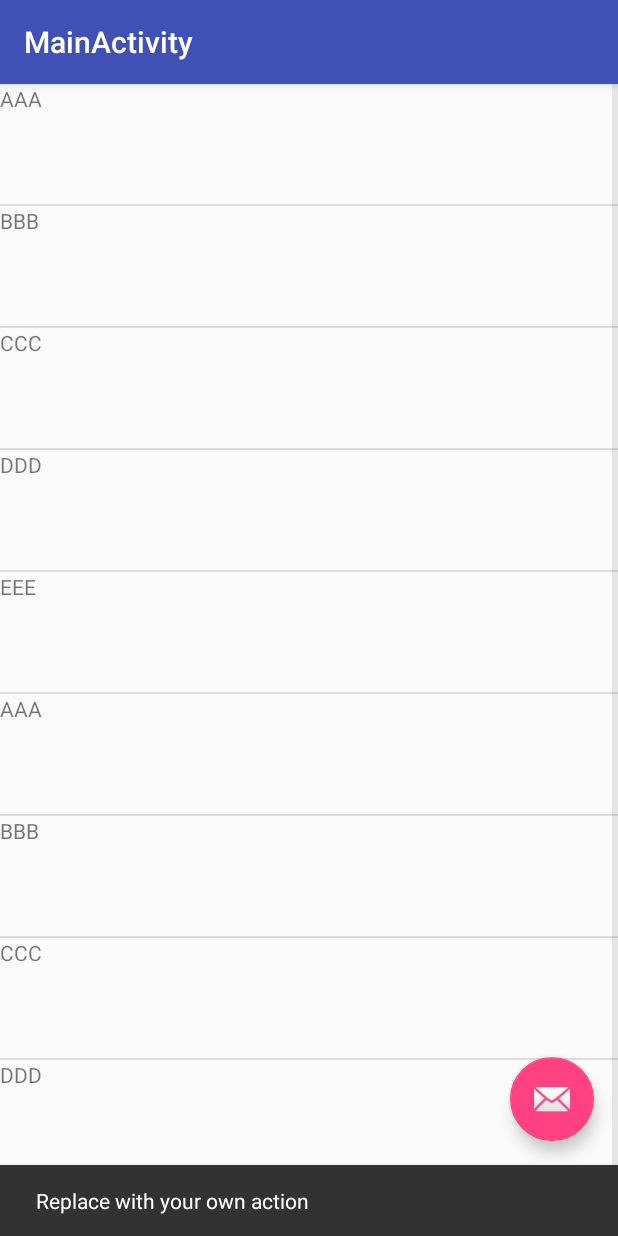
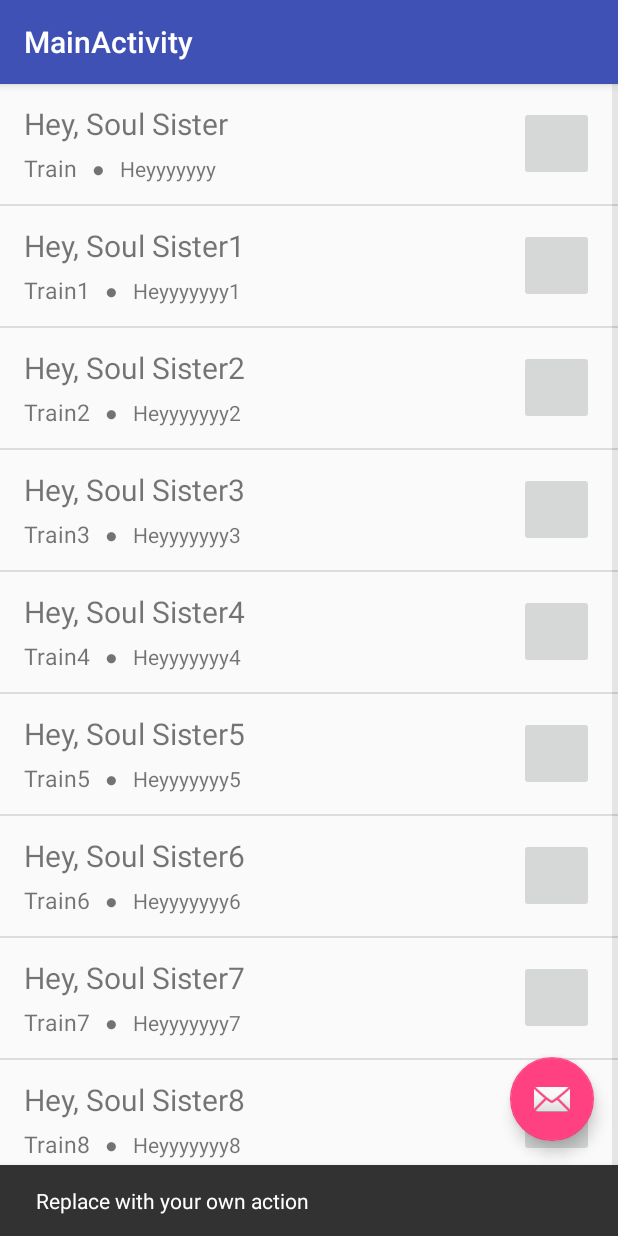
Before and after one commit to pnad0911/Vibe-Music-App, an Android app: the screen it shows after launch (MainActivity), after a tap on an icon or button, on a phone screen of 412 x 824 dp. Run offline under Robolectric (Android 15) with nearby library versions, the light colour scheme and no system bars.

Commit message:
implemented list adapter

```diff
--- a/Flashback_Player/app/src/main/AndroidManifest.xml
+++ b/Flashback_Player/app/src/main/AndroidManifest.xml
@@ -9,12 +9,7 @@
         android:roundIcon="@mipmap/ic_launcher_round"
         android:supportsRtl="true"
         android:theme="@style/AppTheme">
-        <activity
-            android:name=".ScrollingActivity"
-            android:label="@string/app_name"
-            android:theme="@style/AppTheme.NoActionBar">
 
-        </activity>
         <activity
 
             android:name=".MainActivity"
--- a/Flashback_Player/app/src/main/java/cse_110/flashback_player/MainActivity.java
+++ b/Flashback_Player/app/src/main/java/cse_110/flashback_player/MainActivity.java
@@ -9,7 +9,13 @@ import android.view.View;
 import android.widget.ArrayAdapter;
 import android.widget.ListView;
 
+import java.util.ArrayList;
+import java.util.List;
+
 public class MainActivity extends AppCompatActivity {
+
+
+    private ListView sListView;
 
     @Override
     protected void onCreate(Bundle savedInstanceState) {
@@ -27,21 +33,22 @@ public class MainActivity extends AppCompatActivity {
             }
         });
 
-        String[] myStringArray = new String[10];
-        myStringArray[0] = "AAA";
-        myStringArray[1] = "BBB";
-        myStringArray[2] = "CCC";
-        myStringArray[3] = "DDD";
-        myStringArray[4] = "EEE";
-        myStringArray[5] = "AAA";
-        myStringArray[6] = "BBB";
-        myStringArray[7] = "CCC";
-        myStringArray[8] = "DDD";
-        myStringArray[9] = "EEE";
-        ArrayAdapter<String> adapter = new ArrayAdapter<String>(this, R.layout.song_list_row, myStringArray);
+        sListView = (ListView) findViewById(R.id.song_list);
 
-        ListView listView = (ListView) findViewById(R.id.song_list);
-        listView.setAdapter(adapter);
+        final ArrayList<Song> songList = new ArrayList<Song>();
+        songList.add(new Song("Hey, Soul Sister", "Train", "Heyyyyyyy"));
+        songList.add(new Song("Hey, Soul Sister1", "Train1", "Heyyyyyyy1"));
+        songList.add(new Song("Hey, Soul Sister2", "Train2", "Heyyyyyyy2"));
+        songList.add(new Song("Hey, Soul Sister3", "Train3", "Heyyyyyyy3"));
+        songList.add(new Song("Hey, Soul Sister4", "Train4", "Heyyyyyyy4"));
+        songList.add(new Song("Hey, Soul Sister5", "Train5", "Heyyyyyyy5"));
+        songList.add(new Song("Hey, Soul Sister6", "Train6", "Heyyyyyyy6"));
+        songList.add(new Song("Hey, Soul Sister7", "Train7", "Heyyyyyyy7"));
+        songList.add(new Song("Hey, Soul Sister8", "Train8", "Heyyyyyyy8"));
+        songList.add(new Song("Hey, Soul Sister9", "Train9", "Heyyyyyyy9"));
+
+        SongAdapter adapter = new SongAdapter(this, songList);
+        sListView.setAdapter(adapter);
     }
 
 }
--- /dev/null
+++ b/Flashback_Player/app/src/main/java/cse_110/flashback_player/Song.java
@@ -0,0 +1,30 @@
+package cse_110.flashback_player;
+
+/**
+ * Created by Yutong on 2/7/18.
+ */
+
+public class Song {
+
+    private String name;
+    private String artist;
+    private String album;
+
+    public Song(String name, String artist, String album){
+        this.name = name;
+        this.artist = artist;
+        this.album = album;
+    }
+
+    public String getName(){
+        return this.name;
+    }
+
+    public String getArtist(){
+        return this.artist;
+    }
+
+    public String getAlbum(){
+        return this.album;
+    }
+}
--- /dev/null
+++ b/Flashback_Player/app/src/main/java/cse_110/flashback_player/SongAdapter.java
@@ -0,0 +1,64 @@
+package cse_110.flashback_player;
+
+import android.content.Context;
+import android.view.LayoutInflater;
+import android.view.View;
+import android.view.ViewGroup;
+import android.widget.BaseAdapter;
+import android.widget.TextView;
+
+import java.util.ArrayList;
+
+/**
+ * Created by Yutong on 2/7/18.
+ * Adaptor that populates songs into the list view.
+ */
+
+//tutorial from https://www.raywenderlich.com/124438/android-listview-tutorial
+public class SongAdapter extends BaseAdapter {
+
+    private Context mContext;
+    private LayoutInflater mInflater;
+    private ArrayList<Song> mDataSource;
+
+    public SongAdapter(Context context, ArrayList<Song> items){
+        mContext = context;
+        mDataSource = items;
+        mInflater = (LayoutInflater) mContext.getSystemService(Context.LAYOUT_INFLATER_SERVICE);
+    }
+
+    @Override
+    public int getCount(){
+        return mDataSource.size();
+    }
+
+    @Override
+    public Object getItem(int position){
+        return mDataSource.get(position);
+    }
+
+    @Override
+    public long getItemId(int position){
+        return position;
+    }
+
+    @Override
+    public View getView(int position, View convertView, ViewGroup parent){
+
+        //get view for row item
+        View rowView = mInflater.inflate(R.layout.song_list_row, parent, false);
+
+        //get view elements in list row
+        TextView songNameView = (TextView) rowView.findViewById((R.id.name));
+        TextView artistView = (TextView) rowView.findViewById((R.id.artist));
+        TextView albumView = (TextView) rowView.findViewById((R.id.album));
+
+        Song song = (Song) getItem(position);
+
+        songNameView.setText(song.getName());
+        artistView.setText(song.getArtist());
+        albumView.setText(song.getAlbum());
+
+        return rowView;
+    }
+}
--- a/Flashback_Player/app/src/main/res/layout/song_list_row.xml
+++ b/Flashback_Player/app/src/main/res/layout/song_list_row.xml
@@ -1,6 +1,63 @@
 <?xml version="1.0" encoding="utf-8"?>
+<RelativeLayout xmlns:android="http://schemas.android.com/apk/res/android"
+    android:layout_width="match_parent"
+    android:layout_height="80dp"
+    android:orientation="horizontal">
 
-    <TextView xmlns:android="http://schemas.android.com/apk/res/android"
-        android:id="@+id/song_name"
-        android:layout_width="fill_parent"
-        android:layout_height="80dp" />
+    <LinearLayout
+
+        android:layout_width="wrap_content"
+        android:layout_height="wrap_content"
+        android:layout_centerVertical="true"
+
+        android:layout_marginLeft="16dp"
+        android:gravity="fill_horizontal"
+        android:orientation="vertical">
+
+        <TextView
+            android:id="@+id/name"
+            android:layout_width="wrap_content"
+            android:layout_height="wrap_content"
+            android:text="Song Title"
+            android:textSize="20dp" />
+
+        <LinearLayout
+            android:layout_width="wrap_content"
+            android:layout_height="wrap_content"
+            android:layout_marginTop="5dp"
+            android:orientation="horizontal">
+
+            <TextView
+                android:id="@+id/artist"
+                android:layout_width="wrap_content"
+                android:layout_height="wrap_content"
+                android:text="Artist"
+                android:textSize="15dp" />
+
+            <TextView
+                android:layout_width="wrap_content"
+                android:layout_height="wrap_content"
+                android:layout_marginHorizontal="10dp"
+                android:text="●" />
+
+            <TextView
+                android:id="@+id/album"
+                android:layout_width="wrap_content"
+                android:layout_height="wrap_content"
+                android:text="Album" />
+
+        </LinearLayout>
+
+    </LinearLayout>
+
+
+    <ImageButton
+        android:id="@+id/likebutton"
+        android:layout_width="50dp"
+        android:layout_height="50dp"
+        android:layout_alignParentEnd="true"
+        android:layout_centerVertical="true"
+        android:layout_marginHorizontal="16dp" />
+
+
+</RelativeLayout>
```
Also changed, not shown: Flashback_Player/app/src/main/java/cse_110/flashback_player/ScrollingActivity.java (deleted, +0 -51 lines), Flashback_Player/app/src/main/res/layout/activity_scrolling.xml (deleted, +0 -47 lines), Flashback_Player/app/src/main/res/layout/content_scrolling.xml (deleted, +0 -19 lines).
